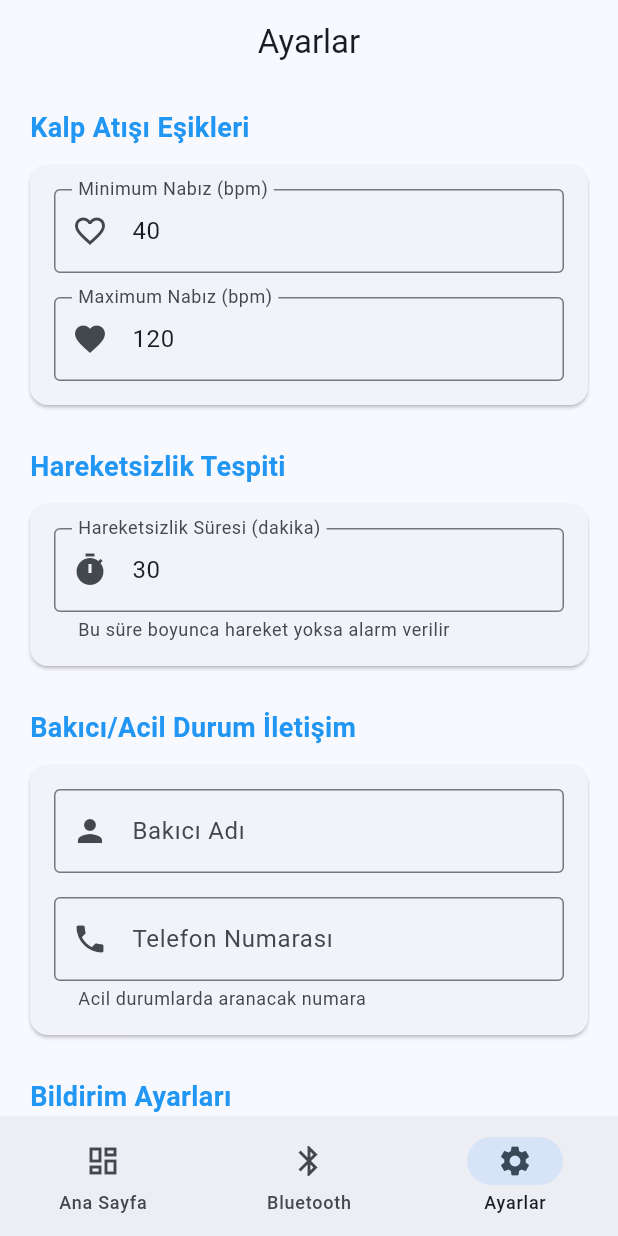
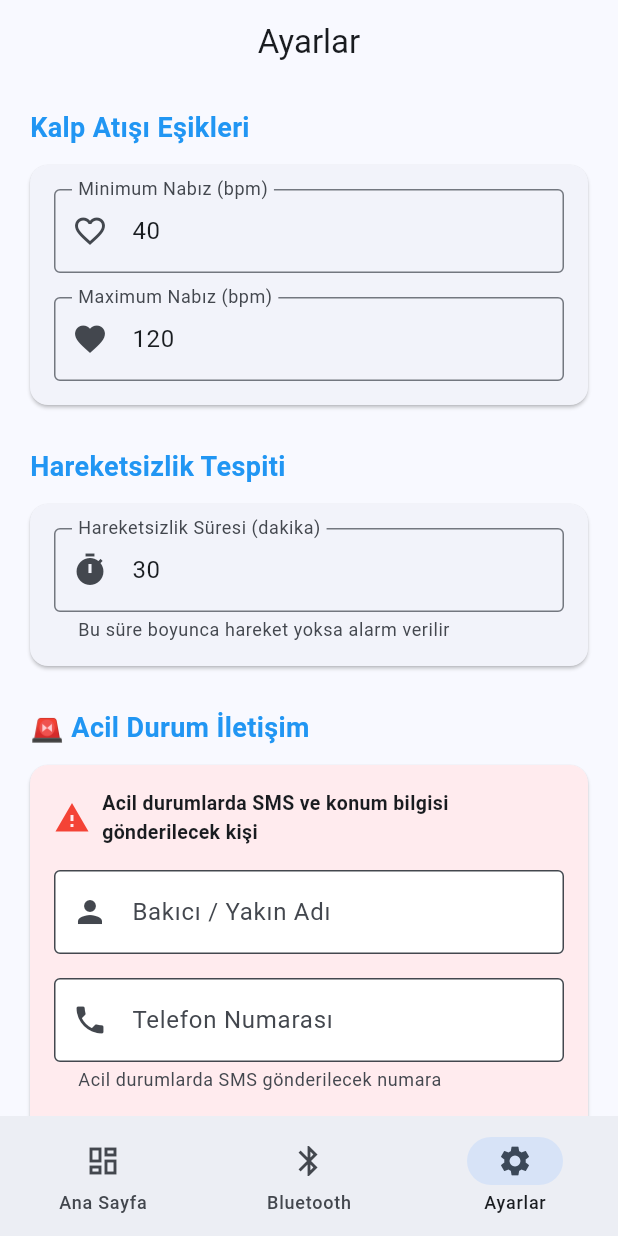
Before and after one commit to EsgiJ/wearable-sensor-security-system, a Flutter app: the screen it shows after launch, item 3 of the bottom bar chosen, on a phone screen of 412 x 824 dp. Run offline on Flutter 3.47's test engine with Material 3 defaults, Android fonts, the light colour scheme and no system bars; our stand-ins replace audioplayers, fl_chart, flutter_blue_plus, flutter_local_notifications, geolocator, permission_handler and 2 more; missing offline and left inert: telephony.

Commit message:
Sms feature

```diff
--- a/lib/main.dart
+++ b/lib/main.dart
@@ -64,6 +64,12 @@ class _MainScreenState extends State<MainScreen> with WidgetsBindingObserver {
   void initState() {
     super.initState();
     WidgetsBinding.instance.addObserver(this);
+
+    // 🆕 Provider'a context'i ver (emergency service için gerekli)
+    WidgetsBinding.instance.addPostFrameCallback((_) {
+      final provider = Provider.of<SensorDataProvider>(context, listen: false);
+      provider.setContext(context);
+    });
   }
 
   @override
--- a/lib/screens/settings_screen.dart
+++ b/lib/screens/settings_screen.dart
@@ -2,6 +2,7 @@ import 'package:flutter/material.dart';
 import 'package:provider/provider.dart';
 import 'dart:async';
 import '../providers/sensor_data_provider.dart';
+import '../services/emergency_service.dart';
 
 class SettingsScreen extends StatefulWidget {
   const SettingsScreen({super.key});
@@ -17,6 +18,8 @@ class _SettingsScreenState extends State<SettingsScreen> {
   late TextEditingController _inactivityTimeController;
   late TextEditingController _caregiverNameController;
   late TextEditingController _caregiverPhoneController;
+
+  bool _isLoading = true;
 
   @override
   void initState() {
@@ -34,6 +37,17 @@ class _SettingsScreenState extends State<SettingsScreen> {
     );
     _caregiverNameController = TextEditingController();
     _caregiverPhoneController = TextEditingController();
+
+    _loadCaregiverInfo();
+  }
+
+  Future<void> _loadCaregiverInfo() async {
+    final info = await EmergencyService.getCaregiverInfo();
+    setState(() {
+      _caregiverNameController.text = info['name'] ?? '';
+      _caregiverPhoneController.text = info['phone'] ?? '';
+      _isLoading = false;
+    });
   }
 
   @override
@@ -46,27 +60,47 @@ class _SettingsScreenState extends State<SettingsScreen> {
     super.dispose();
   }
 
-  void _saveSettings() {
+  Future<void> _saveSettings() async {
     if (_formKey.currentState!.validate()) {
       final provider = Provider.of<SensorDataProvider>(context, listen: false);
 
+      // Eşik değerlerini kaydet
       provider.updateThresholds(
         minHR: double.parse(_minHeartRateController.text),
         maxHR: double.parse(_maxHeartRateController.text),
         inactivityTime: int.parse(_inactivityTimeController.text),
       );
 
+      // Bakıcı bilgilerini kaydet
+      if (_caregiverNameController.text.isNotEmpty &&
+          _caregiverPhoneController.text.isNotEmpty) {
+        await EmergencyService.saveCaregiverInfo(
+          name: _caregiverNameController.text,
+          phone: _caregiverPhoneController.text,
+        );
+      }
+
+      if (mounted) {
         ScaffoldMessenger.of(context).showSnackBar(
           const SnackBar(
-          content: Text('Ayarlar kaydedildi!'),
+            content: Text('✅ Ayarlar kaydedildi!'),
             backgroundColor: Colors.green,
           ),
         );
       }
     }
+  }
 
   @override
   Widget build(BuildContext context) {
+    if (_isLoading) {
+      return const Scaffold(
+        body: Center(
+          child: CircularProgressIndicator(),
+        ),
+      );
+    }
+
     return Scaffold(
       appBar: AppBar(
         title: const Text('Ayarlar'),
@@ -160,20 +194,46 @@ class _SettingsScreenState extends State<SettingsScreen> {
               ),
               const SizedBox(height: 24),
 
-              // Bakıcı Bilgileri
-              _buildSectionTitle('Bakıcı/Acil Durum İletişim'),
+              // 🆕 Bakıcı Bilgileri - Güncellenmiş
+              _buildSectionTitle('🚨 Acil Durum İletişim'),
               Card(
+                color: Colors.red[50],
                 child: Padding(
                   padding: const EdgeInsets.all(16),
                   child: Column(
+                    crossAxisAlignment: CrossAxisAlignment.start,
                     children: [
+                      const Row(
+                        children: [
+                          Icon(Icons.warning, color: Colors.red),
+                          SizedBox(width: 8),
+                          Expanded(
+                            child: Text(
+                              'Acil durumlarda SMS ve konum bilgisi gönderilecek kişi',
+                              style: TextStyle(
+                                fontWeight: FontWeight.bold,
+                                fontSize: 13,
+                              ),
+                            ),
+                          ),
+                        ],
+                      ),
+                      const SizedBox(height: 16),
                       TextFormField(
                         controller: _caregiverNameController,
                         decoration: const InputDecoration(
-                          labelText: 'Bakıcı Adı',
+                          labelText: 'Bakıcı / Yakın Adı',
                           prefixIcon: Icon(Icons.person),
                           border: OutlineInputBorder(),
+                          filled: true,
+                          fillColor: Colors.white,
                         ),
+                        validator: (value) {
+                          if (value == null || value.isEmpty) {
+                            return 'Lütfen isim girin';
+                          }
+                          return null;
+                        },
                       ),
                       const SizedBox(height: 16),
                       TextFormField(
@@ -183,16 +243,58 @@ class _SettingsScreenState extends State<SettingsScreen> {
                           labelText: 'Telefon Numarası',
                           prefixIcon: Icon(Icons.phone),
                           border: OutlineInputBorder(),
-                          helperText: 'Acil durumlarda aranacak numara',
+                          helperText: 'Acil durumlarda SMS gönderilecek numara',
+                          filled: true,
+                          fillColor: Colors.white,
                         ),
                         validator: (value) {
-                          if (value != null && value.isNotEmpty) {
+                          if (value == null || value.isEmpty) {
+                            return 'Lütfen telefon numarası girin';
+                          }
                           if (value.length < 10) {
                             return 'Geçerli bir telefon numarası girin';
                           }
-                          }
                           return null;
                         },
+                      ),
+                      const SizedBox(height: 16),
+                      // Test Butonu
+                      SizedBox(
+                        width: double.infinity,
+                        child: OutlinedButton.icon(
+                          onPressed: () async {
+                            if (_caregiverPhoneController.text.isEmpty) {
+                              ScaffoldMessenger.of(context).showSnackBar(
+                                const SnackBar(
+                                  content: Text('⚠️ Lütfen önce telefon numarasını kaydedin'),
+                                  backgroundColor: Colors.orange,
+                                ),
+                              );
+                              return;
+                            }
+
+                            // Önce kaydet
+                            await EmergencyService.saveCaregiverInfo(
+                              name: _caregiverNameController.text,
+                              phone: _caregiverPhoneController.text,
+                            );
+
+                            // Sonra test et
+                            if (mounted) {
+                              await EmergencyService.testCaregiverContact(context);
+                            }
+                          },
+                          icon: const Icon(Icons.send),
+                          label: const Text('Test SMS Gönder'),
+                          style: OutlinedButton.styleFrom(
+                            foregroundColor: Colors.blue,
+                          ),
+                        ),
+                      ),
+                      const SizedBox(height: 8),
+                      const Text(
+                        '💡 Test SMS\'i konum bilgisi ile birlikte gönderilecektir',
+                        style: TextStyle(fontSize: 11, color: Colors.grey),
                       ),
                     ],
                   ),
@@ -256,7 +358,7 @@ class _SettingsScreenState extends State<SettingsScreen> {
               ),
               const SizedBox(height: 16),
 
-              // Test Butonu (Geliştirme amaçlı)
+              // Test Modu Butonu (Geliştirme amaçlı)
               SizedBox(
                 width: double.infinity,
                 height: 50,
```
Also changed, not shown: lib/providers/sensor_data_provider.dart (+30 -6 lines), lib/services/emergency_service.dart (added, +308 -0 lines), pubspec.yaml (+14 -5 lines), pubspec.lock, 1 other file. Lines whose indentation alone changed are shown as unchanged.
